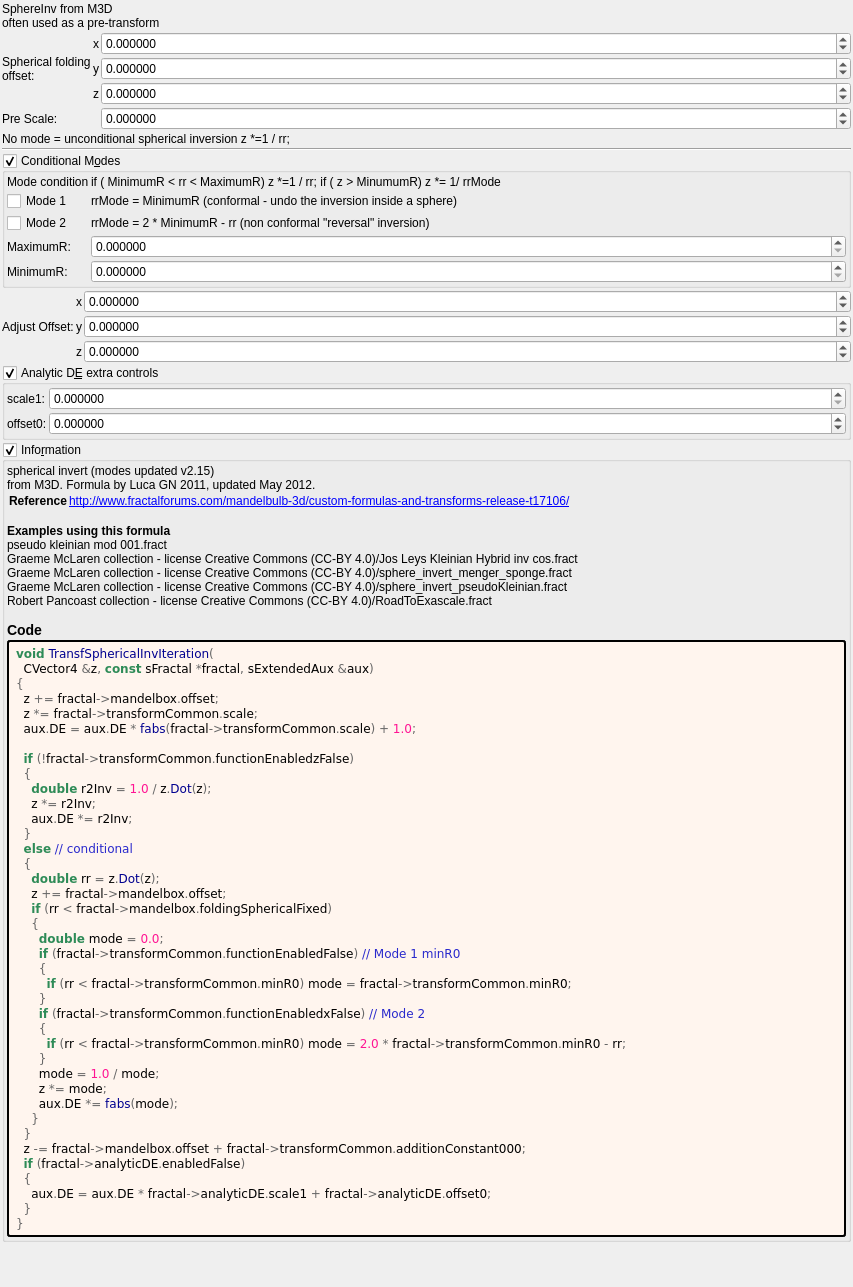
This is mandelbulber2/formula/ui/transf_spherical_inv.ui in buddhi1980/mandelbulber2 as Qt 5 draws it before an edit. The edited form follows.
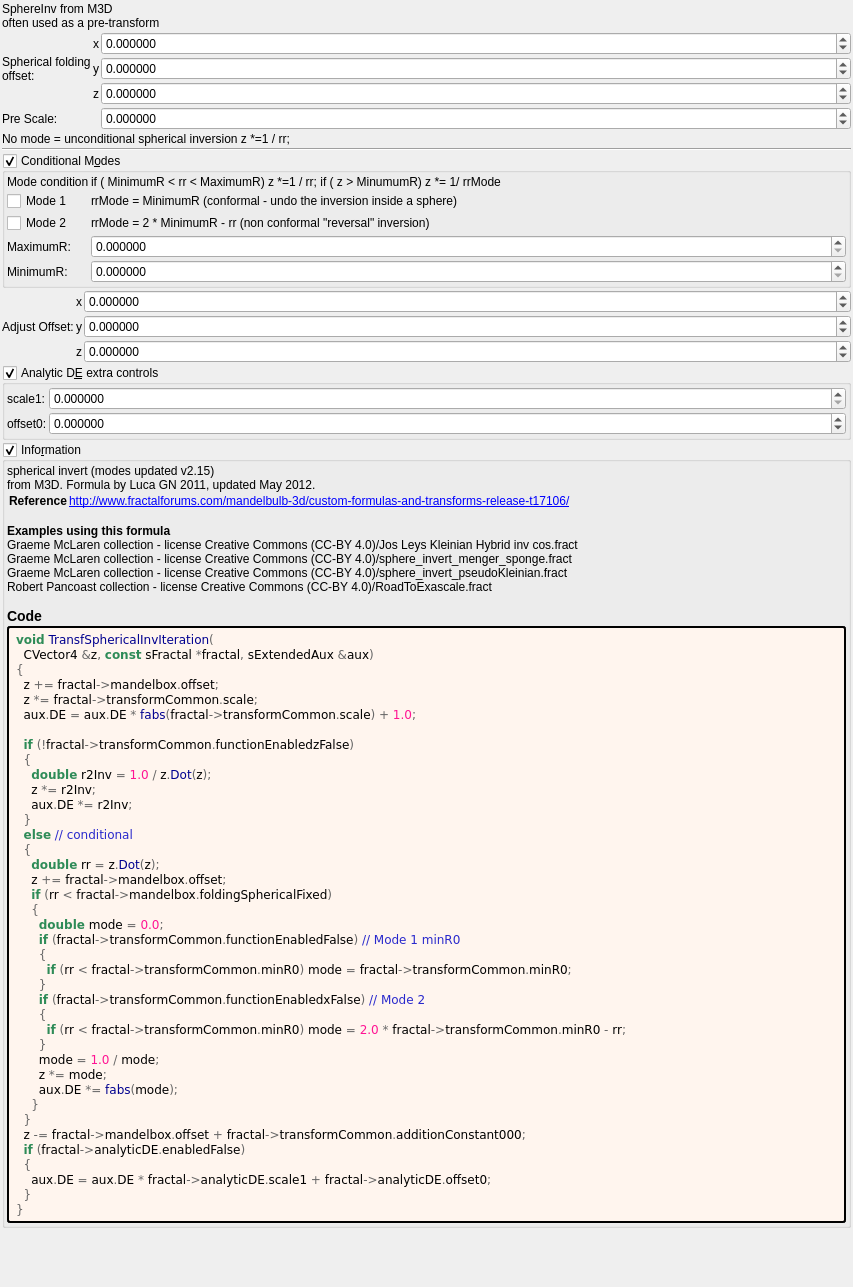
This is the edited form. Custom widgets are drawn as their Qt base class.

What changed in the file:
```diff
--- a/mandelbulber2/formula/ui/transf_spherical_inv.ui
+++ b/mandelbulber2/formula/ui/transf_spherical_inv.ui
@@ -649,7 +649,7 @@
 &lt;tr&gt;&lt;th&gt;Reference&lt;/th&gt;&lt;td&gt;&lt;a href=&quot;http://www.fractalforums.com/mandelbulb-3d/custom-formulas-and-transforms-release-t17106/&quot;&gt;http://www.fractalforums.com/mandelbulb-3d/custom-formulas-and-transforms-release-t17106/&lt;br&gt;
 &lt;/td&gt;&lt;/tr&gt;
 &lt;/table&gt;
-&lt;br&gt;&lt;b&gt;Examples using this formula&lt;/b&gt;&lt;br&gt;pseudo kleinian mod 001.fract&lt;br&gt;Graeme McLaren  collection - license Creative Commons  (CC-BY 4.0)/Jos Leys Kleinian Hybrid inv cos.fract&lt;br&gt;Graeme McLaren  collection - license Creative Commons  (CC-BY 4.0)/sphere_invert_menger_sponge.fract&lt;br&gt;Graeme McLaren  collection - license Creative Commons  (CC-BY 4.0)/sphere_invert_pseudoKleinian.fract&lt;br&gt;Robert Pancoast collection - license Creative Commons (CC-BY 4.0)/RoadToExascale.fract&lt;h3&gt;Code&lt;/h3&gt;</string>
+&lt;br&gt;&lt;b&gt;Examples using this formula&lt;/b&gt;&lt;br&gt;Graeme McLaren  collection - license Creative Commons  (CC-BY 4.0)/Jos Leys Kleinian Hybrid inv cos.fract&lt;br&gt;Graeme McLaren  collection - license Creative Commons  (CC-BY 4.0)/sphere_invert_menger_sponge.fract&lt;br&gt;Graeme McLaren  collection - license Creative Commons  (CC-BY 4.0)/sphere_invert_pseudoKleinian.fract&lt;br&gt;Robert Pancoast collection - license Creative Commons (CC-BY 4.0)/RoadToExascale.fract&lt;h3&gt;Code&lt;/h3&gt;</string>
         </property>
         <property name="wordWrap">
          <bool>true</bool>
```
